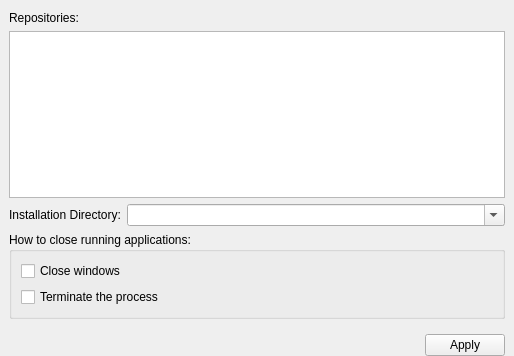
Before: the Qt Designer form wpmcpp/src/settingsframe.ui in npackd/npackd-cpp, drawn with Qt 5.
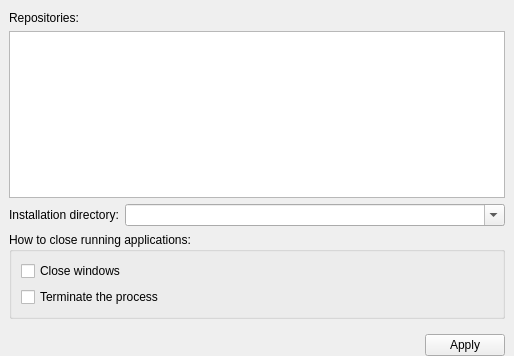
After: the same form once the commit is applied.

Patch:
```diff
--- a/wpmcpp/src/settingsframe.ui
+++ b/wpmcpp/src/settingsframe.ui
@@ -97,7 +97,7 @@
       <item row="3" column="0">
        <widget class="QLabel" name="label_2">
         <property name="text">
-         <string>Installation Directory:</string>
+         <string>Installation directory:</string>
         </property>
         <property name="buddy">
          <cstring>comboBoxDir</cstring>
```
